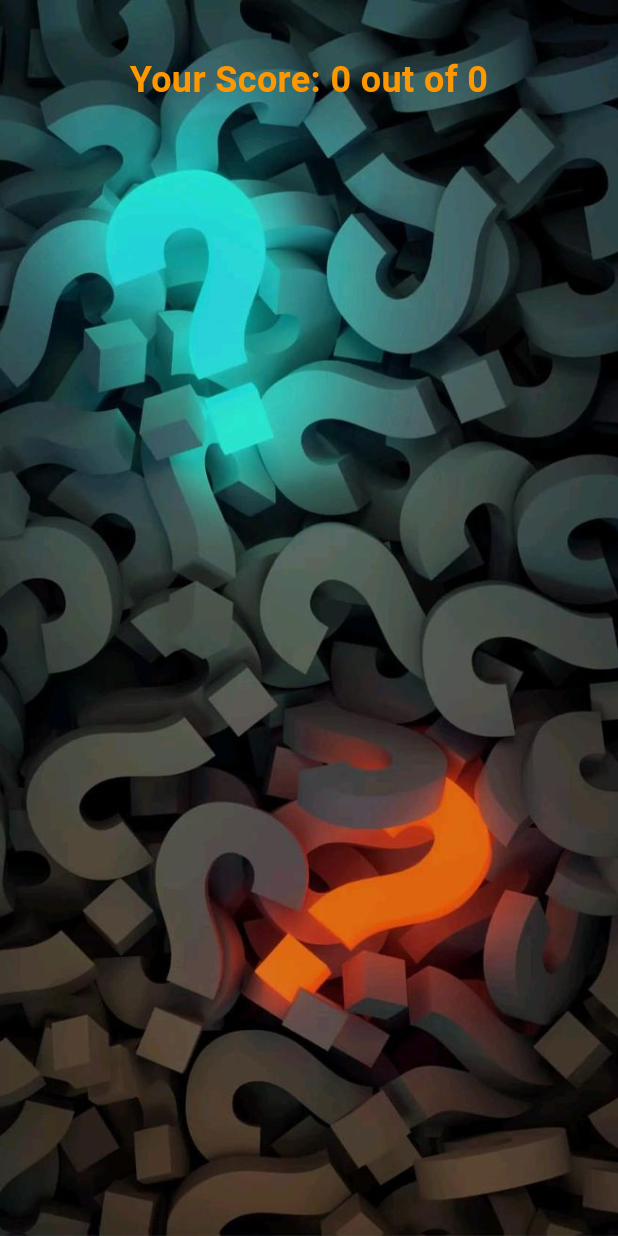
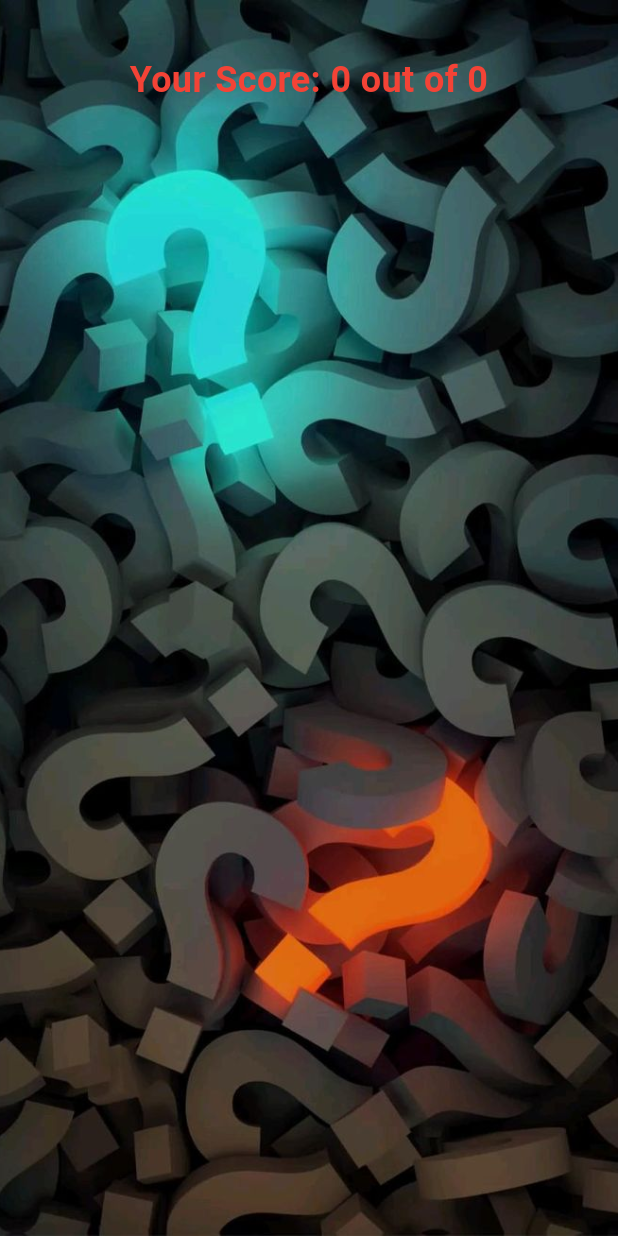
Before and after one commit to soutAhmedTayseer/CodeAlpha_Flashcard-QuizApp, a Flutter app: the ResultScreen screen opened directly with empty values, on a phone screen of 412 x 824 dp. Run offline on Flutter 3.47's test engine with Material 3 defaults, Android fonts, the phone set to English and light mode, and no system bars; our stand-ins replace animated_splash_screen, flutter_bloc, lottie, shared_preferences; accounts and stored records are empty.

Commit message:
finishing mcq quiz and result screen

```diff
--- a/lib/mcq_quiz_results_screen.dart
+++ b/lib/mcq_quiz_results_screen.dart
@@ -21,6 +21,17 @@ class ResultScreen extends StatelessWidget {
   Widget build(BuildContext context) {
     _saveQuizResults();
 
+    final double percentage = totalQuestions > 0 ? (score / totalQuestions) * 100 : 0;
+    Color titleColor;
+
+    if (percentage >= 80) {
+      titleColor = Colors.green;
+    } else if (percentage >= 50) {
+      titleColor = Colors.orange;
+    } else {
+      titleColor = Colors.red;
+    }
+
     return Scaffold(
       body: Stack(
         children: [
@@ -38,10 +49,10 @@ class ResultScreen extends StatelessWidget {
                 const SizedBox(height: 20),
                 Text(
                   'Your Score: $score out of $totalQuestions',
-                  style: const TextStyle(
+                  style: TextStyle(
                     fontSize: 24,
                     fontWeight: FontWeight.bold,
-                    color: Colors.orange,
+                    color: titleColor,
                   ),
                   textAlign: TextAlign.center,
                 ),
@@ -62,7 +73,7 @@ class ResultScreen extends StatelessWidget {
                           title: Text(
                             'Question ${questionIndex + 1}: $questionText',
                             style: const TextStyle(
-                              color: Colors.white
+                                color: Colors.white
                             ),
                           ),
                           subtitle: Column(
```
Also changed, not shown: lib/mcq_quiz_screen.dart (+49 -36 lines).
